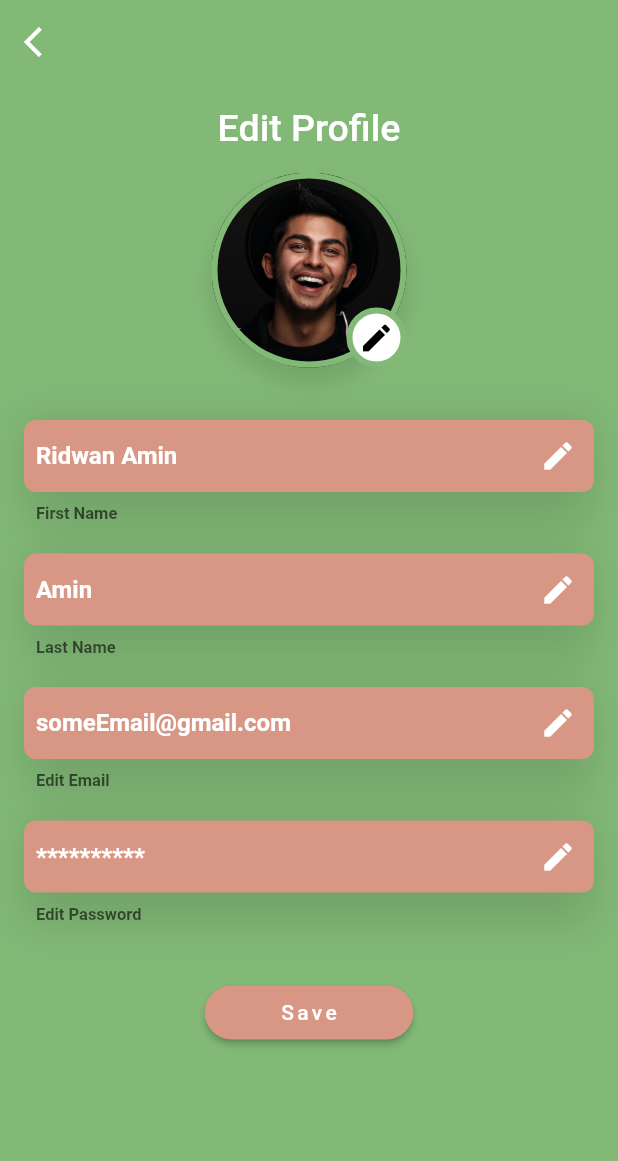
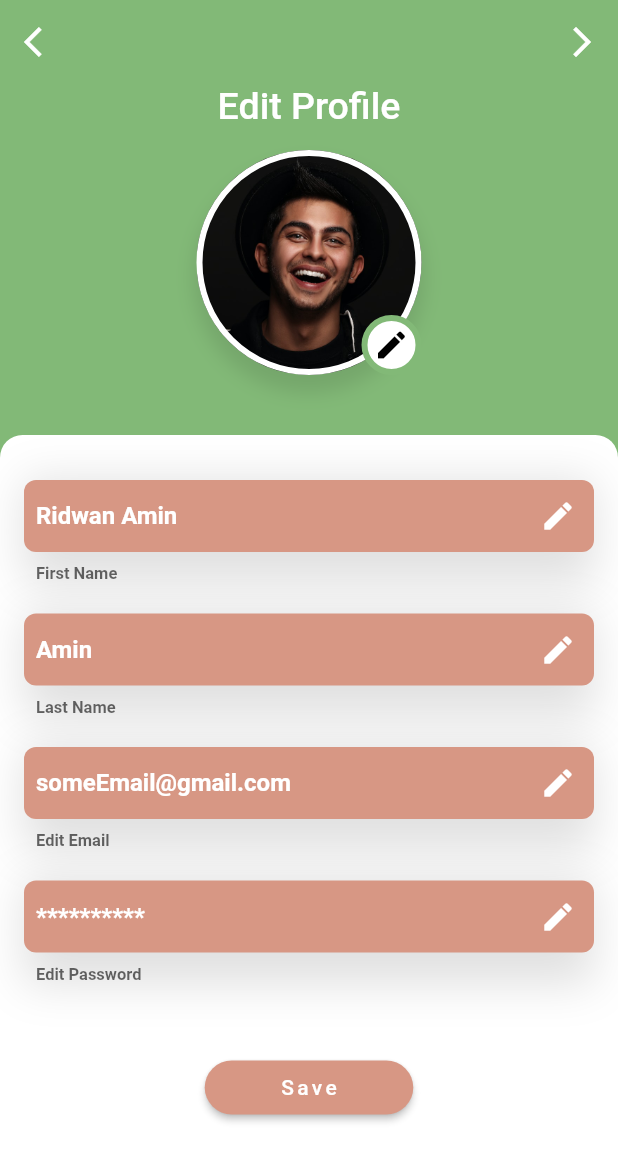
Before and after one commit to acm-projects/Catch-Up, a Flutter app: the EditProfilePage screen opened directly, on a phone screen of 412 x 824 dp. Shown: the top 1161 px of the screen. Run offline on Flutter 3.47's test engine with Material 2 defaults, Android fonts, the light colour scheme and no system bars; our stand-ins replace animated_splash_screen, firebase_auth, firebase_core, page_transition; accounts and stored records are empty.

Commit message:
added white box around edit profile text fields

```diff
--- a/lib/screens/profile.dart
+++ b/lib/screens/profile.dart
@@ -1,3 +1,4 @@
+import "package:catch_up/screens/main_profile.dart";
 import "package:flutter/material.dart";
 
 class EditProfilePage extends StatefulWidget {
@@ -24,9 +25,26 @@ class _EditProfilePageState extends State<EditProfilePage> {
             color: Colors.white,
           ),
         ),
+        actions: [
+          IconButton(
+            onPressed: () {
+              Navigator.of(context).push(
+                MaterialPageRoute(
+                  builder: (BuildContext context) {
+                    return const ProfilePage();
+                  },
+                ),
+              );
+            },
+            icon: const Icon(
+              Icons.arrow_forward_ios,
+              color: Colors.white,
+            ),
+          )
+        ],
       ),
       body: Container(
-        padding: const EdgeInsets.only(left: 16, top: 15, right: 16),
+        padding: const EdgeInsets.only(left: 0, top: 0, right: 0),
         child: GestureDetector(
           // allows user to unselect text field
           onTap: () {
@@ -50,13 +68,13 @@ class _EditProfilePageState extends State<EditProfilePage> {
                 child: Stack(
                   children: [
                     Container(
-                      width: 130,
-                      height: 130,
+                      width: 150,
+                      height: 150,
                       decoration: BoxDecoration(
                         border: Border.all(
                           // border color and width around the profile image
                           width: 4,
-                          color: const Color.fromRGBO(130, 185, 119, 1),
+                          color: Colors.white,
                         ),
                         boxShadow: [
                           BoxShadow(
@@ -82,7 +100,7 @@ class _EditProfilePageState extends State<EditProfilePage> {
                           shape: BoxShape.circle,
                           border: Border.all(
                             width: 4,
-                            color: const Color.fromRGBO(130, 185, 119, 1),
+                            color: Color.fromRGBO(130, 185, 119, 1),
                           ),
                           color: Colors.white,
                         ),
@@ -93,9 +111,17 @@ class _EditProfilePageState extends State<EditProfilePage> {
                 ),
               ),
               const SizedBox(
-                height: 35, // space between profile pic and first text field
+                height: 40, // space between profile pic and first text field
               ),
-              Column(
+              Container(
+                padding: const EdgeInsets.only(
+                    left: 16, top: 30, right: 16, bottom: 95),
+                decoration: BoxDecoration(
+                  shape: BoxShape.rectangle,
+                  borderRadius: BorderRadius.circular(15),
+                  color: Colors.white,
+                ),
+                child: Column(
                   mainAxisAlignment: MainAxisAlignment.spaceBetween,
                   children: [
                     buildUserInfoField("First Name", "Ridwan Amin", false),
@@ -104,14 +130,23 @@ class _EditProfilePageState extends State<EditProfilePage> {
                         "Edit Email", "someEmail@gmail.com", false),
                     buildUserInfoField("Edit Password", "**********", true),
                     const SizedBox(
-                    height: 15,
+                      height: 25,
                     ),
                     Container(
                       alignment: Alignment.bottomCenter,
                       child: ElevatedButton(
-                      onPressed: () {},
+                        onPressed: () {
+                          Navigator.of(context).push(
+                            MaterialPageRoute(
+                              builder: (BuildContext context) {
+                                return const ProfilePage();
+                              },
+                            ),
+                          );
+                        },
                         style: ElevatedButton.styleFrom(
-                        backgroundColor: const Color.fromRGBO(215, 151, 132, 1),
+                          backgroundColor:
+                              const Color.fromRGBO(215, 151, 132, 1),
                           padding: const EdgeInsets.symmetric(horizontal: 50),
                           shape: RoundedRectangleBorder(
                             borderRadius: BorderRadius.circular(20),
@@ -128,6 +163,7 @@ class _EditProfilePageState extends State<EditProfilePage> {
                       ),
                     ),
                   ],
+                ),
               ),
             ],
           ),
```
Also changed, not shown: lib/screens/main_profile.dart (added, +16 -0 lines). Lines whose indentation alone changed are shown as unchanged.
